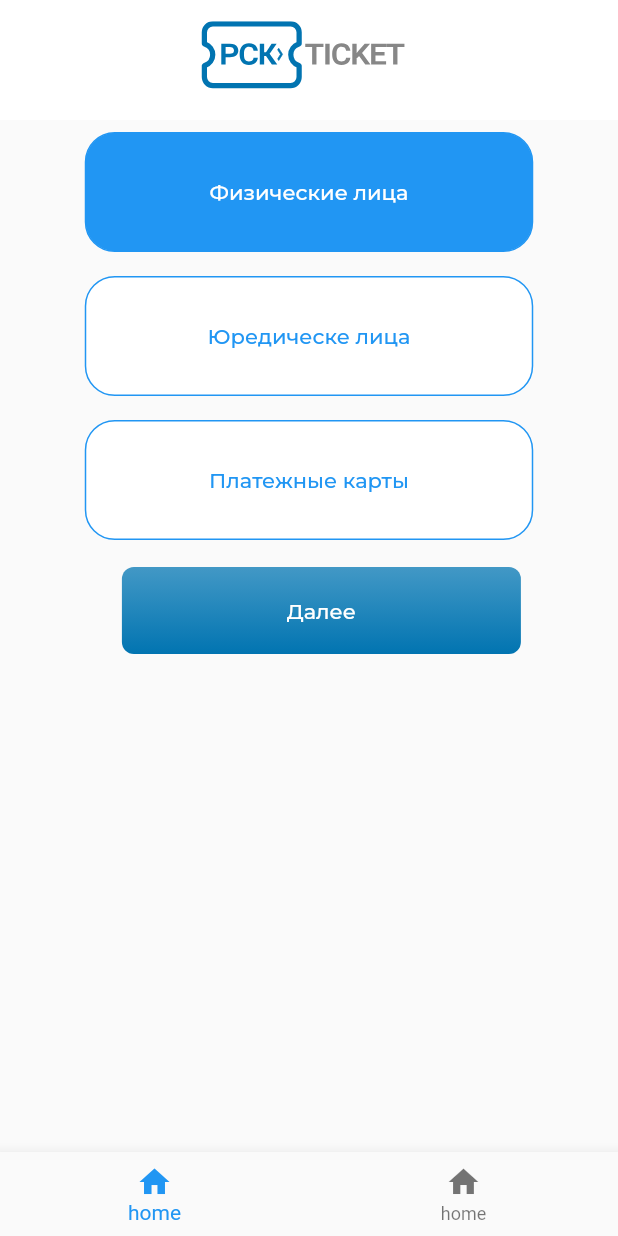
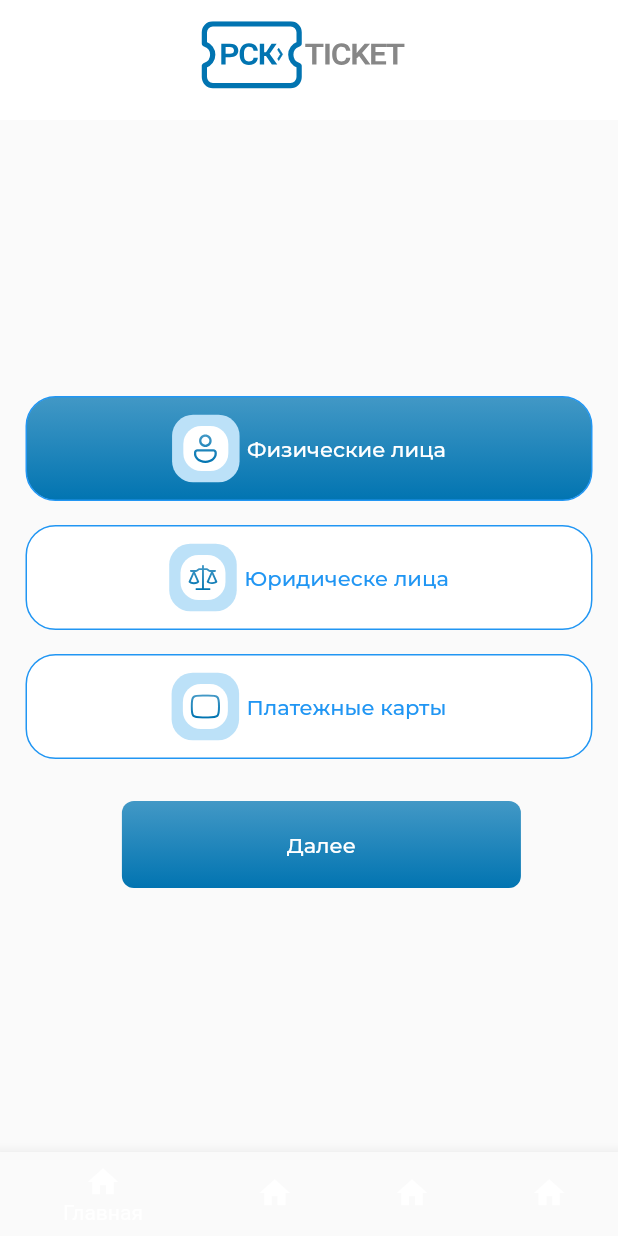
Before and after one commit to vektemok/SEO-RSK-TICKET, a Flutter app: the screen it shows after launch, on a phone screen of 412 x 824 dp. Run offline on Flutter 3.47's test engine with Material 2 defaults, Android fonts, the phone set to English and light mode, and no system bars; our stand-ins replace flutter_svg, google_fonts.

Commit message:
first commit

```diff
--- a/lib/src/presentation/view/screens/categories_screen.dart
+++ b/lib/src/presentation/view/screens/categories_screen.dart
@@ -1,6 +1,9 @@
 import 'package:flutter/material.dart';
+import 'package:flutter_svg/svg.dart';
 import 'package:google_fonts/google_fonts.dart';
 import 'package:united102/src/presentation/widgets/screen_switcher_button.dart';
+
+import '../../widgets/icon_badge_widget.dart';
 
 class CategoriesScreen extends StatefulWidget {
   const CategoriesScreen({Key? key}) : super(key: key);
@@ -15,19 +18,19 @@ class _CategoriesScreenState extends State<CategoriesScreen> {
     return Scaffold(
       body: SafeArea(
         child: Column(
+          mainAxisAlignment: MainAxisAlignment.center,
           children: [
             _CategorySelectList(),
             SizedBox(
-              height: 10,
+              height: 20,
             ),
-            ScreenSwitcherButton(path: 'path')
+            ScreenSwitcherButton(path: 'path'),
           ],
         ),
       ),
     );
   }
 }
-
 
 class _CategorySelectList extends StatefulWidget {
   const _CategorySelectList({Key? key}) : super(key: key);
@@ -37,7 +40,12 @@ class _CategorySelectList extends StatefulWidget {
 }
 
 class _CategorySelectListState extends State<_CategorySelectList> {
-  List<String> _categories = ['Физические лица', 'Юредическе лица', 'Платежные карты'];
+  List<String> _categories = [
+    'Физические лица',
+    'Юри'
+        'дическе лица',
+    'Платежные карты'
+  ];
 
   int _currentIndex = 0;
 
@@ -58,10 +66,10 @@ class _CategorySelectListState extends State<_CategorySelectList> {
             child: Center(
                 child: ConstrainedBox(
                     constraints: const BoxConstraints(
-                        minHeight: 80,
-                        minWidth: 299,
-                        maxHeight: 80,
-                        maxWidth: 299),
+                        minHeight: 70,
+                        minWidth: 378,
+                        maxHeight: 70,
+                        maxWidth: 378),
                     child: GestureDetector(
                       onTap: () => _changeCategory(index),
                       child: Container(
@@ -70,16 +78,29 @@ class _CategorySelectListState extends State<_CategorySelectList> {
                         width: double.infinity,
                         decoration: BoxDecoration(
                             borderRadius: BorderRadius.circular(20),
-                            color: index == _currentIndex
-                                ? Colors.blue
-                                : Colors.white,
+                            gradient: index == _currentIndex
+                                ? const LinearGradient(
+                                    begin: Alignment(0, -1),
+                                    end: Alignment(0, 1),
+                                    colors: <Color>[
+                                      Color(0xfc4097c5),
+                                      Color(0xff0174b1)
+                                    ],
+                                    stops: <double>[0, 1],
+                                  )
+                                : const LinearGradient(
+                                    colors: [Colors.white, Colors.white]),
                             border: Border.all(
                                 color: index == _currentIndex
                                     ? Colors.blue
                                     : Colors.blue,
                                 width: 1)),
                         child: Center(
-                          child: Text(
+                          child: Row(
+                            mainAxisAlignment: MainAxisAlignment.center,
+                            children: [
+                              IconBadgeWidget(index: index),
+                              Text(
                                 _categories[index],
                                 style: GoogleFonts.montserrat(
                                     textStyle: TextStyle(
@@ -89,6 +110,8 @@ class _CategorySelectListState extends State<_CategorySelectList> {
                                         fontWeight: FontWeight.w500)),
                                 textAlign: TextAlign.center,
                               ),
+                            ],
+                          ),
                         ),
                       ),
                     ))),
--- a/lib/src/presentation/view/screens/main_screen.dart
+++ b/lib/src/presentation/view/screens/main_screen.dart
@@ -19,6 +19,9 @@ class _MainScreenState extends State<MainScreen> {
 
 
   int _currentIndex = 0;
+
+
+
   @override
   Widget build(BuildContext context) {
     return Scaffold(
@@ -38,8 +41,10 @@ class _MainScreenState extends State<MainScreen> {
 
       bottomNavigationBar: BottomNavigationBar(
         items: [
-          BottomNavigationBarItem(icon: Icon(Icons.home), label: 'home'),
-          BottomNavigationBarItem(icon: Icon(Icons.home), label: 'home'),
+          BottomNavigationBarItem(icon: Icon(Icons.home), label: 'Главная'),
+          BottomNavigationBarItem(icon: Icon(Icons.home), label: 'Мои талоны'),
+          BottomNavigationBarItem(icon: Icon(Icons.home), label: 'Увеомления'),
+          BottomNavigationBarItem(icon: Icon(Icons.home), label: 'Настройки '),
         ],
       ),
     );
--- /dev/null
+++ b/lib/src/presentation/widgets/icon_badge_widget.dart
@@ -0,0 +1,43 @@
+import 'package:flutter/material.dart';
+import 'package:flutter_svg/flutter_svg.dart';
+
+class IconBadgeWidget extends StatelessWidget {
+  int index;
+   IconBadgeWidget({Key? key, required this.index}) : super(key: key);
+
+  @override
+  Widget build(BuildContext context) {
+    List<String > _iconsPath = [
+      'assets/icons/fiz_face.svg',
+      'assets/icons/your_face.svg',
+      'assets/icons/buy_card.svg'
+    ];
+    return  Container(
+      height: 45,
+      width: 45,
+      margin: const EdgeInsets.fromLTRB(0, 0, 5, 0),
+      decoration: BoxDecoration(
+          color: Color.fromRGBO(188, 225, 248, 1.0),
+          borderRadius: BorderRadius.circular(14)
+      ),
+      child: Center(
+        child: Container(
+          width: 30,
+          height: 30,
+          decoration: BoxDecoration(
+              borderRadius: BorderRadius.circular(12),
+              color: Colors.white
+          ),
+          child: Padding(
+            padding: const EdgeInsets.all(5.0),
+            child: SizedBox(
+              height: 18.29,
+              width: 22.86,
+              child: SvgPicture.asset(_iconsPath[index]),
+            ),
+          ),
+        ),
+      ),
+    );
+  }
+}
```
Also changed, not shown: assets/icons/buy_card.svg (added). Lines whose indentation alone changed are shown as unchanged.
